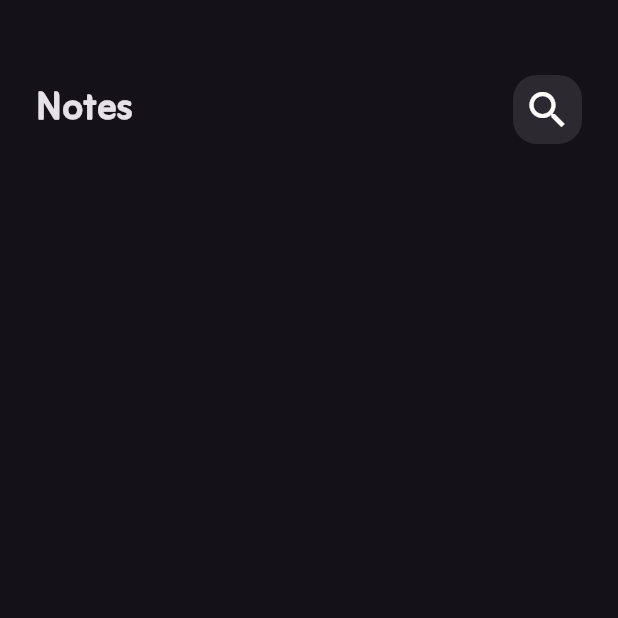
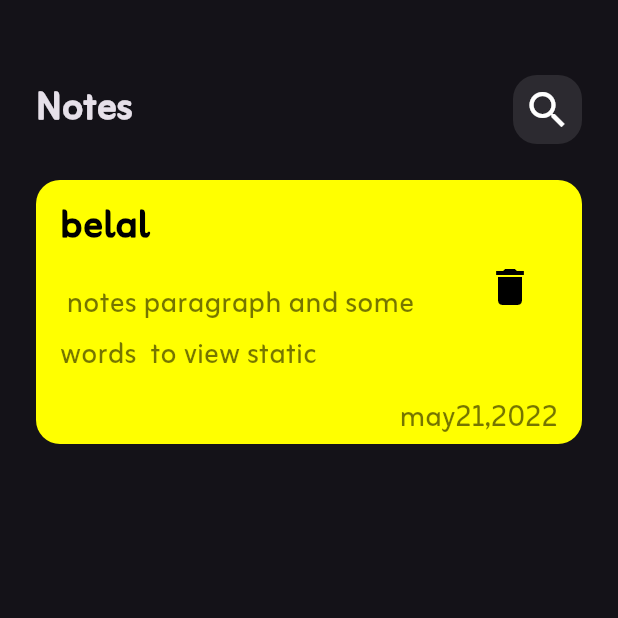
Before and after one commit to belal123456/myNotes, a Flutter app: the screen it shows after launch, on a phone screen of 412 x 824 dp, the top half of it. Run offline on Flutter 3.47's test engine with Material 3 defaults, Android fonts, the phone set to English and light mode, and no system bars.

Commit message:
create note item that will be viwed in the home

```diff
--- a/lib/main.dart
+++ b/lib/main.dart
@@ -11,6 +11,7 @@ class MyNotes extends StatelessWidget {
   @override
   Widget build(BuildContext context) {
     return MaterialApp(
+      debugShowCheckedModeBanner: false,
       theme: ThemeData(
         brightness: Brightness.dark,
         fontFamily: 'zain',
--- /dev/null
+++ b/lib/views/widgets/custom_notes_view.dart
@@ -0,0 +1,58 @@
+import 'package:flutter/material.dart';
+
+class NotesCards extends StatelessWidget {
+  const NotesCards({super.key});
+
+  @override
+  Widget build(BuildContext context) {
+    return Padding(
+      padding: const EdgeInsets.only(
+        top: 24,
+        bottom: 24,
+      ),
+      child: Container(
+        decoration: BoxDecoration(
+          color: Colors.yellowAccent,
+          borderRadius: BorderRadius.circular(16),
+        ),
+        child: Column(
+          crossAxisAlignment: CrossAxisAlignment.end,
+          mainAxisAlignment: MainAxisAlignment.spaceBetween,
+          children: [
+            ListTile(
+                title: const Text(
+                  "belal",
+                  style: TextStyle(
+                      fontSize: 32,
+                      color: Colors.black,
+                      fontWeight: FontWeight.bold),
+                ),
+                subtitle: const Padding(
+                  padding: EdgeInsets.only(top: 10),
+                  child: Text(
+                    " notes paragraph and some words  to view static",
+                    style: TextStyle(
+                      fontSize: 24,
+                      color: Colors.black54,
+                    ),
+                  ),
+                ),
+                trailing: IconButton(
+                  onPressed: () {},
+                  icon: const Icon(Icons.delete),
+                  color: Colors.black,
+                  iconSize: 32,
+                )),
+            const Padding(
+              padding: EdgeInsets.only(right: 16),
+              child: Text(
+                "may21,2022",
+                style: TextStyle(color: Colors.black54, fontSize: 24),
+              ),
+            )
+          ],
+        ),
+      ),
+    );
+  }
+}
--- a/lib/views/widgets/notes_view_body.dart
+++ b/lib/views/widgets/notes_view_body.dart
@@ -1,5 +1,6 @@
 import 'package:flutter/material.dart';
 import 'package:notes/views/widgets/custom_app_bar.dart';
+import 'package:notes/views/widgets/custom_notes_view.dart';
 
 class NotesViewBody extends StatelessWidget {
   const NotesViewBody({super.key});
@@ -14,6 +15,7 @@ class NotesViewBody extends StatelessWidget {
             height: 50,
           ),
           CustomAppBar(),
+          NotesCards(),
         ],
       ),
     );
```
